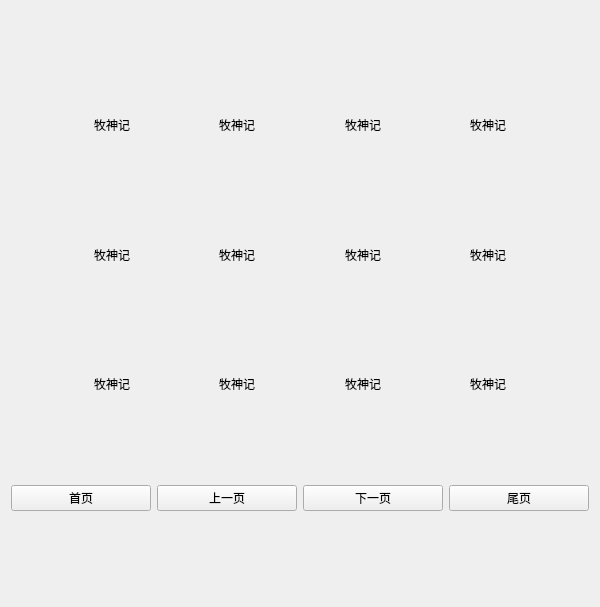
Qt form qtui/BookStackWidget.ui (zhangbailong945/NovelScrapy) before a commit.
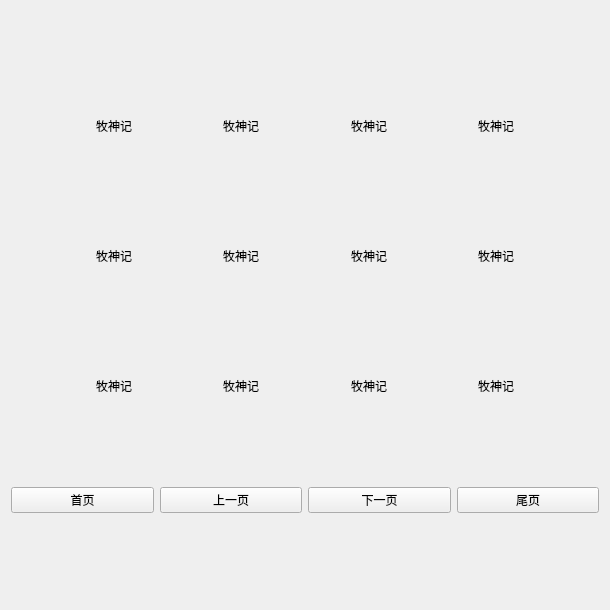
The same form after that commit. Icons and pictures are not drawn.

Patch:
```diff
--- a/qtui/BookStackWidget.ui
+++ b/qtui/BookStackWidget.ui
@@ -6,14 +6,20 @@
    <rect>
     <x>0</x>
     <y>0</y>
-    <width>600</width>
-    <height>607</height>
+    <width>610</width>
+    <height>610</height>
    </rect>
   </property>
+  <property name="minimumSize">
+   <size>
+    <width>610</width>
+    <height>610</height>
+   </size>
+  </property>
   <property name="maximumSize">
    <size>
-    <width>600</width>
-    <height>607</height>
+    <width>610</width>
+    <height>610</height>
    </size>
   </property>
   <property name="windowTitle">
```
